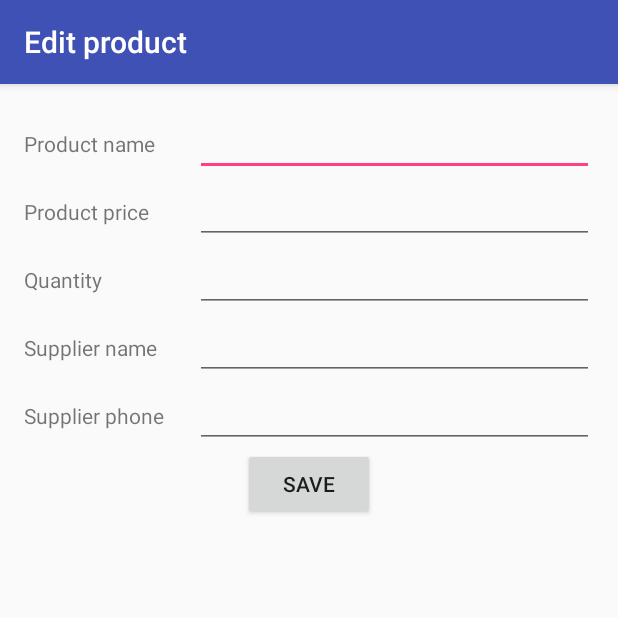
After one commit to biroistv/abnd-inventory-app-stage2, an Android app: the EditActivity screen opened directly, with no data from a screen before it, on a phone screen of 412 x 824 dp, the top half of it. The commit adds this screen. Run offline under Robolectric (Android 15) with nearby library versions, the phone set to English and light mode, and no system bars; our stand-ins replace ButterKnife.

Commit message:
add database handle support
#add:
- main layout
- edit layout
- some database manager method
- database connection
- delete from database
- insert to database
- insert dummy data
- unit tests

```diff
--- a/app/build.gradle
+++ b/app/build.gradle
@@ -9,6 +9,7 @@ android {
         versionCode 1
         versionName "1.0"
         testInstrumentationRunner "android.support.test.runner.AndroidJUnitRunner"
+        vectorDrawables.useSupportLibrary = true
     }
     buildTypes {
         release {
@@ -21,7 +22,10 @@ android {
 dependencies {
     implementation fileTree(dir: 'libs', include: ['*.jar'])
     implementation 'com.android.support:appcompat-v7:27.1.1'
+    implementation 'com.android.support:design:27.1.1'
     implementation 'com.android.support.constraint:constraint-layout:1.1.2'
+    implementation 'com.jakewharton:butterknife:8.8.1'
+    annotationProcessor 'com.jakewharton:butterknife-compiler:8.8.1'
     testImplementation 'junit:junit:4.12'
     androidTestImplementation 'com.android.support.test:runner:1.0.2'
     androidTestImplementation 'com.android.support.test.espresso:espresso-core:3.0.2'
--- a/app/src/main/AndroidManifest.xml
+++ b/app/src/main/AndroidManifest.xml
@@ -16,6 +16,9 @@
                 <category android:name="android.intent.category.LAUNCHER" />
             </intent-filter>
         </activity>
+        <activity
+            android:name=".EditActivity"
+            android:label="@string/edit_label"/>
     </application>
 
 </manifest>
--- /dev/null
+++ b/app/src/main/java/com/example/biro/inventoryapp/EditActivity.java
@@ -0,0 +1,48 @@
+package com.example.biro.inventoryapp;
+
+import android.support.v7.app.AppCompatActivity;
+import android.os.Bundle;
+import android.view.View;
+import android.widget.Button;
+import android.widget.EditText;
+
+import com.example.biro.inventoryapp.data.ProductDbHelper;
+import com.example.biro.inventoryapp.handlers.DatabaseHandler;
+
+import butterknife.BindView;
+import butterknife.ButterKnife;
+
+public class EditActivity extends AppCompatActivity {
+
+    @BindView(R.id.save_button) Button saveButton;
+    @BindView(R.id.name_edittext) EditText nameEditText;
+    @BindView(R.id.price_edittext) EditText priceEditText;
+    @BindView(R.id.quantity_edittext) EditText quantityEditText;
+    @BindView(R.id.supp_name_edittext) EditText suppNameEditText;
+    @BindView(R.id.supp_phone_edittext) EditText suppPhoneEditText;
+
+    private ProductDbHelper mDbHelper = new ProductDbHelper(this);
+
+    @Override
+    protected void onCreate(Bundle savedInstanceState) {
+        super.onCreate(savedInstanceState);
+        setContentView(R.layout.activity_edit);
+
+        ButterKnife.bind(this);
+
+        saveButton.setOnClickListener(new View.OnClickListener() {
+            @Override
+            public void onClick(View v) {
+                DatabaseHandler.InsertData(
+                        mDbHelper,
+                        nameEditText,
+                        priceEditText,
+                        quantityEditText,
+                        suppNameEditText,
+                        suppPhoneEditText);
+                finish();
+            }
+        });
+    }
+
+}
--- /dev/null
+++ b/app/src/main/java/com/example/biro/inventoryapp/data/ProductDbHelper.java
@@ -0,0 +1,35 @@
+package com.example.biro.inventoryapp.data;
+
+import android.content.Context;
+import android.database.sqlite.SQLiteDatabase;
+import android.database.sqlite.SQLiteOpenHelper;
+
+public class ProductDbHelper extends SQLiteOpenHelper {
+
+    public static final int DATABASE_VERSION = 1;
+    public static final String DATABASE_NAME = "shop.db";
+
+    public ProductDbHelper(Context context) {
+        super(context, DATABASE_NAME, null, DATABASE_VERSION);
+    }
+
+    @Override
+    public void onCreate(SQLiteDatabase db) {
+        //create table
+        String SQL_CREATE_PRODUCTS_TABLE =
+                "CREATE TABLE " + ProductContract.ProductEntry.TABLE_NAME + " (" +
+                        ProductContract.ProductEntry.COLUMN_ID + " INTEGER PRIMARY KEY AUTOINCREMENT," +
+                        ProductContract.ProductEntry.COLUMN_NAME + " TEXT NOT NULL," +
+                        ProductContract.ProductEntry.COLUMN_PRICE + " INTEGER NOT NULL DEFAULT 0," +
+                        ProductContract.ProductEntry.COLUMN_QUANTITY + " INTEGER NOT NULL DEFAULT 0," +
+                        ProductContract.ProductEntry.COLUMN_SUPPLIER_NAME + " TEXT NOT NULL," +
+                        ProductContract.ProductEntry.COLUMN_SUPPLIER_PHONE + " TEXT NOT NULL);";
+
+        db.execSQL(SQL_CREATE_PRODUCTS_TABLE);
+    }
+
+    @Override
+    public void onUpgrade(SQLiteDatabase db, int oldVersion, int newVersion) {
+
+    }
+}
--- /dev/null
+++ b/app/src/main/res/layout/activity_edit.xml
@@ -0,0 +1,122 @@
+<?xml version="1.0" encoding="utf-8"?>
+<LinearLayout
+    xmlns:android="http://schemas.android.com/apk/res/android"
+    xmlns:app="http://schemas.android.com/apk/res-auto"
+    xmlns:tools="http://schemas.android.com/tools"
+    android:layout_width="match_parent"
+    android:layout_height="match_parent"
+    android:orientation="vertical"
+    android:paddingRight="16dp"
+    android:paddingLeft="16dp"
+    android:paddingTop="16dp"
+    tools:context=".EditActivity">
+
+    <LinearLayout
+        android:weightSum="1"
+        android:layout_width="match_parent"
+        android:layout_height="wrap_content"
+        android:orientation="horizontal">
+
+        <TextView
+            android:layout_weight="0.7"
+            android:layout_height="wrap_content"
+            android:text="Product name"
+            android:layout_width="match_parent" />
+
+        <EditText
+            android:id="@+id/name_edittext"
+            android:layout_weight="0.3"
+            android:layout_width="match_parent"
+            android:layout_height="wrap_content" />
+
+    </LinearLayout>
+
+    <LinearLayout
+        android:weightSum="1"
+        android:layout_width="match_parent"
+        android:layout_height="wrap_content"
+        android:orientation="horizontal">
+
+        <TextView
+            android:layout_weight="0.7"
+            android:layout_height="wrap_content"
+            android:text="Product price"
+            android:layout_width="match_parent" />
+
+        <EditText
+            android:id="@+id/price_edittext"
+            android:layout_weight="0.3"
+            android:layout_width="match_parent"
+            android:layout_height="wrap_content" />
+
+    </LinearLayout>
+
+    <LinearLayout
+        android:weightSum="1"
+        android:layout_width="match_parent"
+        android:layout_height="wrap_content"
+        android:orientation="horizontal">
+
+        <TextView
+            android:layout_weight="0.7"
+            android:layout_height="wrap_content"
+            android:text="Quantity"
+            android:layout_width="match_parent" />
+
+        <EditText
+            android:id="@+id/quantity_edittext"
+            android:layout_weight="0.3"
+            android:layout_width="match_parent"
+            android:layout_height="wrap_content" />
+
+    </LinearLayout>
+
+    <LinearLayout
+        android:weightSum="1"
+        android:layout_width="match_parent"
+        android:layout_height="wrap_content"
+        android:orientation="horizontal">
+
+        <TextView
+            android:layout_weight="0.7"
+            android:layout_height="wrap_content"
+            android:text="Supplier name"
+            android:layout_width="match_parent" />
+
+        <EditText
+            android:id="@+id/supp_name_edittext"
+            android:layout_weight="0.3"
+            android:layout_width="match_parent"
+            android:layout_height="wrap_content" />
+
+    </LinearLayout>
+
+    <LinearLayout
+        android:weightSum="1"
+        android:layout_width="match_parent"
+        android:layout_height="wrap_content"
+        android:orientation="horizontal">
+
+        <TextView
+            android:layout_weight="0.7"
+            android:layout_height="wrap_content"
+            android:text="Supplier phone"
+            android:layout_width="match_parent" />
+
+        <EditText
+            android:id="@+id/supp_phone_edittext"
+            android:layout_weight="0.3"
+            android:layout_width="match_parent"
+            android:layout_height="wrap_content" />
+
+    </LinearLayout>
+
+    <Button
+        android:id="@+id/save_button"
+        android:layout_width="wrap_content"
+        android:layout_height="wrap_content"
+        android:layout_gravity="center"
+        android:text="@string/save"/>
+
+
+</LinearLayout>
--- a/app/src/main/res/values/colors.xml
+++ b/app/src/main/res/values/colors.xml
@@ -3,4 +3,5 @@
     <color name="colorPrimary">#3F51B5</color>
     <color name="colorPrimaryDark">#303F9F</color>
     <color name="colorAccent">#FF4081</color>
+    <color name="green">#22ac00</color>
 </resources>
--- a/build.gradle
+++ b/build.gradle
@@ -7,7 +7,7 @@ buildscript {
         jcenter()
     }
     dependencies {
-        classpath 'com.android.tools.build:gradle:3.1.3'
+        classpath 'com.android.tools.build:gradle:3.1.4'
 
 
         // NOTE: Do not place your application dependencies here; they belong
```
Also changed, not shown: app/src/main/java/com/example/biro/inventoryapp/MainActivity.java (+60 -0 lines), app/src/main/java/com/example/biro/inventoryapp/data/ProductContract.java (added, +17 -0 lines), app/src/main/java/com/example/biro/inventoryapp/handlers/DatabaseHandler.java (added, +91 -0 lines), app/src/main/res/layout/activity_main.xml (+13 -7 lines), app/src/main/res/menu/main.xml (added, +16 -0 lines), app/src/main/res/values/strings.xml (+8 -0 lines), 1 other file.
